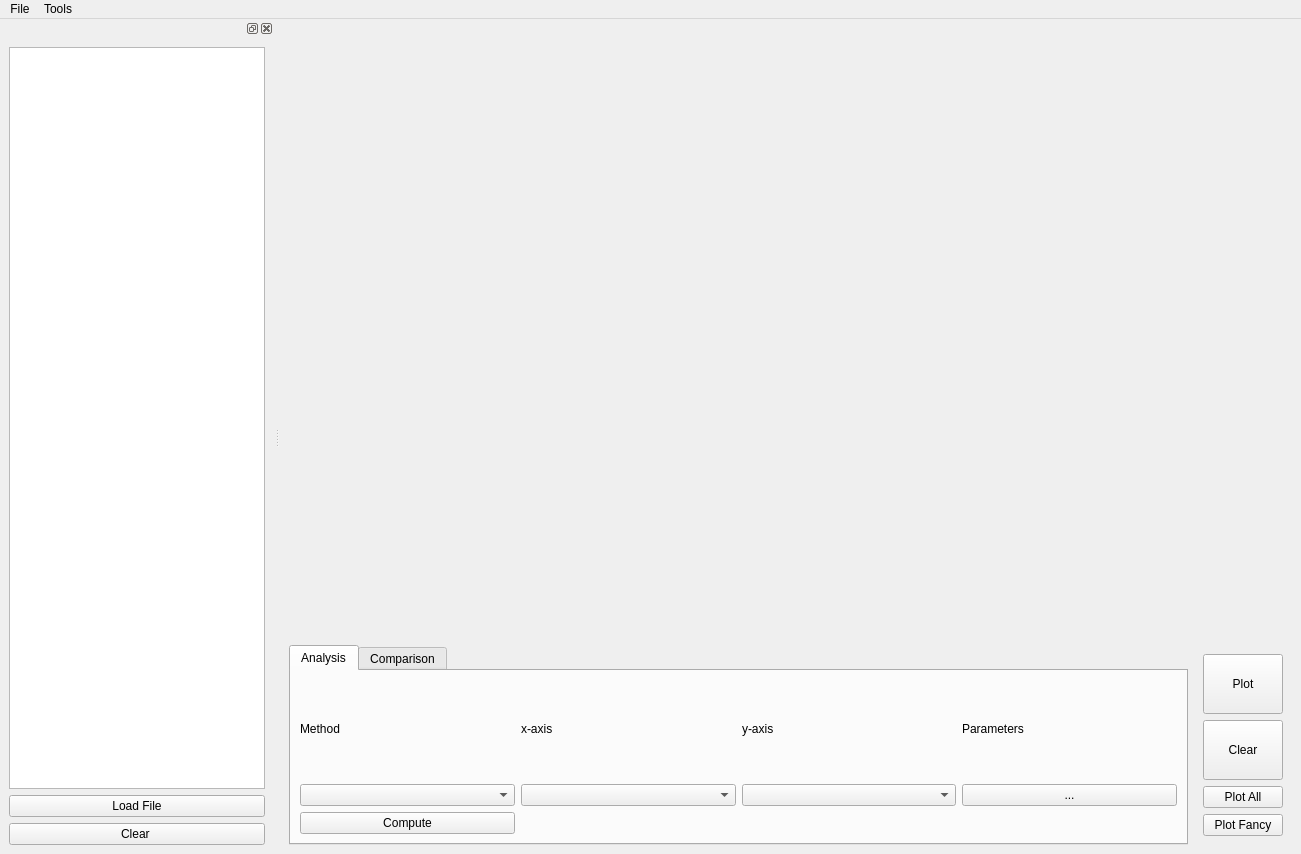
First picture: the form in ThermalConductivity/Gui/__designer/dataviewer_style.ui, repository a-dumont/Conductivite_Thermique, before the edit.
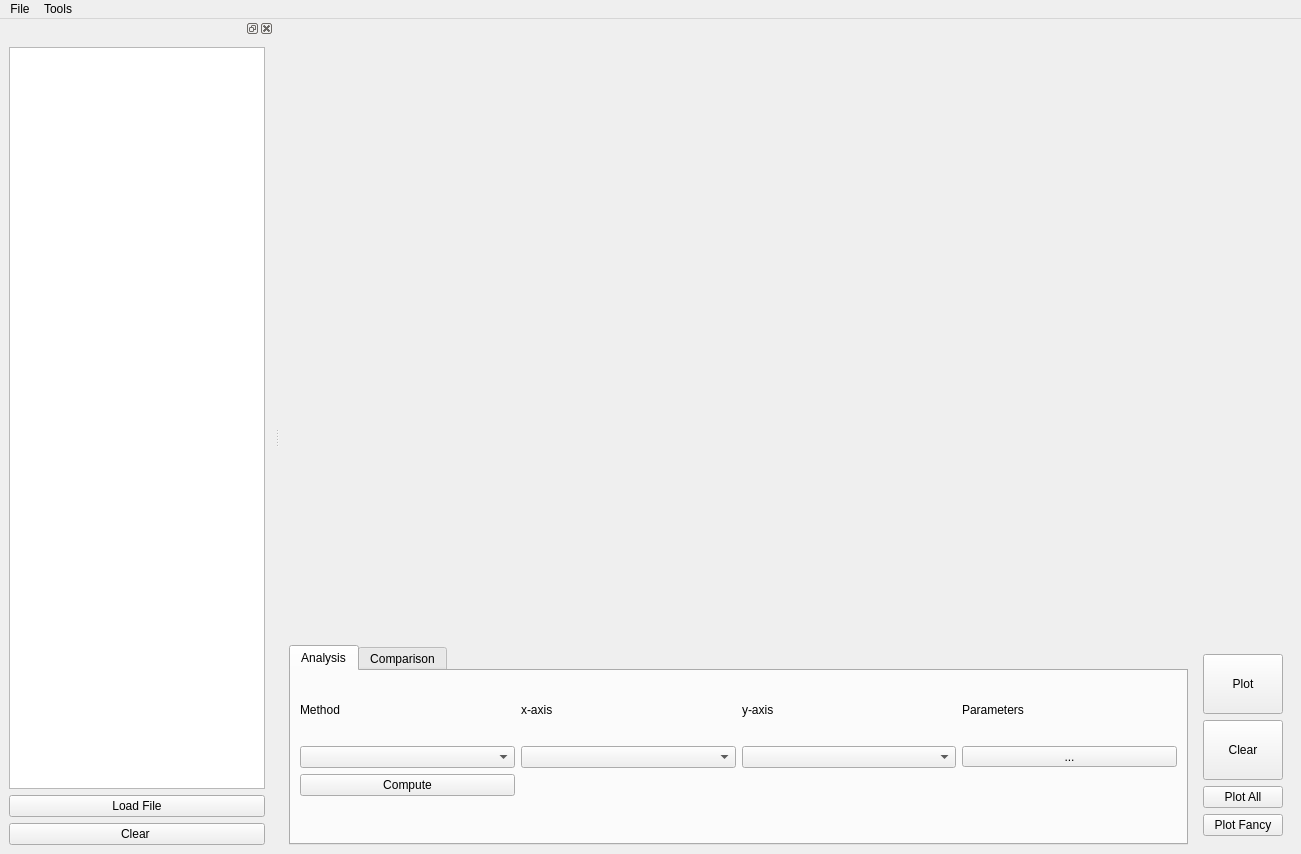
Second picture: the form after the edit. Custom widgets are drawn as their Qt base class.

Diff of the .ui file:
```diff
--- a/ThermalConductivity/Gui/__designer/dataviewer_style.ui
+++ b/ThermalConductivity/Gui/__designer/dataviewer_style.ui
@@ -95,26 +95,6 @@
           <layout class="QGridLayout" name="gridLayout_2">
            <item row="4" column="0">
             <layout class="QGridLayout" name="gridLayout">
-             <item row="0" column="0">
-              <widget class="QLabel" name="label">
-               <property name="text">
-                <string>Method</string>
-               </property>
-              </widget>
-             </item>
-             <item row="1" column="2">
-              <widget class="QComboBox" name="comboBoxAnalysisYaxis"/>
-             </item>
-             <item row="0" column="1">
-              <widget class="QLabel" name="label_2">
-               <property name="text">
-                <string>x-axis</string>
-               </property>
-              </widget>
-             </item>
-             <item row="1" column="0">
-              <widget class="QComboBox" name="comboBoxAnalysisMethod"/>
-             </item>
              <item row="0" column="2">
               <widget class="QLabel" name="label_3">
                <property name="text">
@@ -122,9 +102,6 @@
                </property>
               </widget>
              </item>
-             <item row="1" column="1">
-              <widget class="QComboBox" name="comboBoxAnalysisXaxis"/>
-             </item>
              <item row="0" column="3">
               <widget class="QLabel" name="label_4">
                <property name="text">
@@ -132,36 +109,178 @@
                </property>
               </widget>
              </item>
-             <item row="2" column="0">
-              <widget class="QPushButton" name="pushButton_AnalysisCompute">
-               <property name="text">
-                <string>Compute</string>
-               </property>
+             <item row="1" column="2">
+              <widget class="QWidget" name="widget_14" native="true">
+               <layout class="QVBoxLayout" name="verticalLayout_21">
+                <property name="leftMargin">
+                 <number>0</number>
+                </property>
+                <property name="topMargin">
+                 <number>0</number>
+                </property>
+                <property name="rightMargin">
+                 <number>0</number>
+                </property>
+                <property name="bottomMargin">
+                 <number>0</number>
+                </property>
+                <item>
+                 <layout class="QVBoxLayout" name="verticalLayout_20">
+                  <item>
+                   <widget class="QComboBox" name="comboBoxAnalysisYaxis"/>
+                  </item>
+                  <item>
+                   <widget class="QWidget" name="widget_18" native="true"/>
+                  </item>
+                 </layout>
+                </item>
+               </layout>
+              </widget>
+             </item>
+             <item row="1" column="1">
+              <widget class="QWidget" name="widget_13" native="true">
+               <layout class="QVBoxLayout" name="verticalLayout_19">
+                <property name="leftMargin">
+                 <number>0</number>
+                </property>
+                <property name="topMargin">
+                 <number>0</number>
+                </property>
+                <property name="rightMargin">
+                 <number>0</number>
+                </property>
+                <property name="bottomMargin">
+                 <number>0</number>
+                </property>
+                <item>
+                 <layout class="QVBoxLayout" name="verticalLayout_18">
+                  <item>
+                   <widget class="QComboBox" name="comboBoxAnalysisXaxis"/>
+                  </item>
+                  <item>
+                   <widget class="QWidget" name="widget_17" native="true"/>
+                  </item>
+                 </layout>
+                </item>
+               </layout>
               </widget>
              </item>
              <item row="1" column="3">
-              <widget class="QToolButton" name="toolButtonAnalysisParameters">
+              <widget class="QWidget" name="widget_15" native="true">
+               <layout class="QVBoxLayout" name="verticalLayout_23">
+                <property name="leftMargin">
+                 <number>0</number>
+                </property>
+                <property name="topMargin">
+                 <number>0</number>
+                </property>
+                <property name="rightMargin">
+                 <number>0</number>
+                </property>
+                <property name="bottomMargin">
+                 <number>0</number>
+                </property>
+                <item>
+                 <layout class="QVBoxLayout" name="verticalLayout_22">
+                  <item>
+                   <widget class="QToolButton" name="toolButtonAnalysisParameters">
+                    <property name="sizePolicy">
+                     <sizepolicy hsizetype="Preferred" vsizetype="Fixed">
+                      <horstretch>0</horstretch>
+                      <verstretch>0</verstretch>
+                     </sizepolicy>
+                    </property>
+                    <property name="text">
+                     <string>...</string>
+                    </property>
+                    <property name="popupMode">
+                     <enum>QToolButton::InstantPopup</enum>
+                    </property>
+                    <property name="toolButtonStyle">
+                     <enum>Qt::ToolButtonTextOnly</enum>
+                    </property>
+                    <property name="autoRaise">
+                     <bool>false</bool>
+                    </property>
+                    <property name="arrowType">
+                     <enum>Qt::DownArrow</enum>
+                    </property>
+                   </widget>
+                  </item>
+                  <item>
+                   <widget class="QWidget" name="widget_16" native="true"/>
+                  </item>
+                 </layout>
+                </item>
+               </layout>
+              </widget>
+             </item>
+             <item row="0" column="1">
+              <widget class="QLabel" name="label_2">
+               <property name="text">
+                <string>x-axis</string>
+               </property>
+              </widget>
+             </item>
+             <item row="0" column="0">
+              <widget class="QLabel" name="label">
+               <property name="text">
+                <string>Method</string>
+               </property>
+              </widget>
+             </item>
+             <item row="1" column="0">
+              <widget class="QWidget" name="widget_12" native="true">
                <property name="sizePolicy">
                 <sizepolicy hsizetype="Preferred" vsizetype="Preferred">
                  <horstretch>0</horstretch>
                  <verstretch>0</verstretch>
                 </sizepolicy>
                </property>
-               <property name="text">
-                <string>...</string>
-               </property>
-               <property name="popupMode">
-                <enum>QToolButton::InstantPopup</enum>
-               </property>
-               <property name="toolButtonStyle">
-                <enum>Qt::ToolButtonTextOnly</enum>
-               </property>
-               <property name="autoRaise">
-                <bool>false</bool>
-               </property>
-               <property name="arrowType">
-                <enum>Qt::DownArrow</enum>
-               </property>
+               <layout class="QVBoxLayout" name="verticalLayout_24">
+                <property name="leftMargin">
+                 <number>0</number>
+                </property>
+                <property name="topMargin">
+                 <number>0</number>
+                </property>
+                <property name="rightMargin">
+                 <number>0</number>
+                </property>
+                <property name="bottomMargin">
+                 <number>0</number>
+                </property>
+                <item>
+                 <layout class="QVBoxLayout" name="verticalLayout_17">
+                  <item>
+                   <widget class="QComboBox" name="comboBoxAnalysisMethod"/>
+                  </item>
+                  <item>
+                   <widget class="QPushButton" name="pushButton_AnalysisCompute">
+                    <property name="text">
+                     <string>Compute</string>
+                    </property>
+                   </widget>
+                  </item>
+                  <item>
+                   <widget class="QWidget" name="widget_19" native="true">
+                    <property name="sizePolicy">
+                     <sizepolicy hsizetype="Preferred" vsizetype="Fixed">
+                      <horstretch>0</horstretch>
+                      <verstretch>0</verstretch>
+                     </sizepolicy>
+                    </property>
+                    <property name="minimumSize">
+                     <size>
+                      <width>208</width>
+                      <height>32</height>
+                     </size>
+                    </property>
+                   </widget>
+                  </item>
+                 </layout>
+                </item>
+               </layout>
               </widget>
              </item>
             </layout>
```
Left out of the diff: 152 changed lines with no effect on the pictures.
